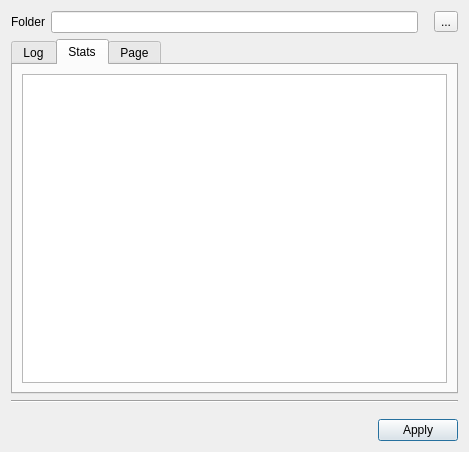
Qt form finddata_dialog_base.ui (gloryvictory/qgis-plugin-finddata) before a commit.
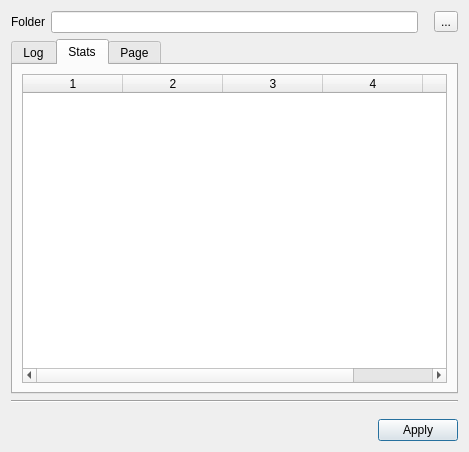
The same form after that commit. Icons and pictures are not drawn.

Commit message: changing dialog ui components (TableView)

```diff
--- a/finddata_dialog_base.ui
+++ b/finddata_dialog_base.ui
@@ -74,6 +74,17 @@
            <verstretch>0</verstretch>
           </sizepolicy>
          </property>
+         <property name="rowCount">
+          <number>0</number>
+         </property>
+         <property name="columnCount">
+          <number>5</number>
+         </property>
+         <column/>
+         <column/>
+         <column/>
+         <column/>
+         <column/>
         </widget>
        </item>
       </layout>
```
The commit also changes 4 other files.
